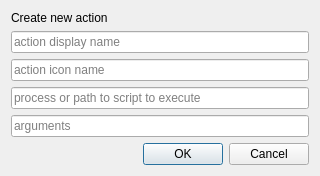
Qt form addaction.ui (g-fb/quickaccess) before a commit.
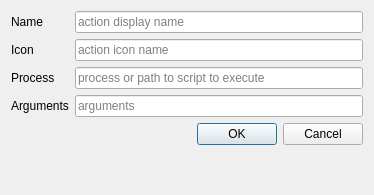
The same form after that commit.

Diff of the .ui file:
```diff
--- a/addaction.ui
+++ b/addaction.ui
@@ -6,50 +6,71 @@
    <rect>
     <x>0</x>
     <y>0</y>
-    <width>320</width>
-    <height>157</height>
+    <width>374</width>
+    <height>195</height>
    </rect>
   </property>
   <property name="windowTitle">
    <string>Dialog</string>
   </property>
-  <layout class="QVBoxLayout" name="verticalLayout_2">
-   <item>
+  <layout class="QFormLayout" name="formLayout">
+   <item row="0" column="0">
     <widget class="QLabel" name="label_2">
      <property name="text">
-      <string>Create new action</string>
+      <string>Name</string>
      </property>
     </widget>
    </item>
-   <item>
+   <item row="0" column="1">
     <widget class="QLineEdit" name="actionName">
      <property name="placeholderText">
       <string>action display name</string>
      </property>
     </widget>
    </item>
-   <item>
+   <item row="1" column="0">
+    <widget class="QLabel" name="label">
+     <property name="text">
+      <string>Icon</string>
+     </property>
+    </widget>
+   </item>
+   <item row="2" column="0">
+    <widget class="QLabel" name="label_3">
+     <property name="text">
+      <string>Process</string>
+     </property>
+    </widget>
+   </item>
+   <item row="3" column="0">
+    <widget class="QLabel" name="label_4">
+     <property name="text">
+      <string>Arguments</string>
+     </property>
+    </widget>
+   </item>
+   <item row="1" column="1">
     <widget class="QLineEdit" name="actionIcon">
      <property name="placeholderText">
       <string>action icon name</string>
      </property>
     </widget>
    </item>
-   <item>
+   <item row="2" column="1">
     <widget class="QLineEdit" name="actionProcess">
      <property name="placeholderText">
       <string>process or path to script to execute</string>
      </property>
     </widget>
    </item>
-   <item>
+   <item row="3" column="1">
     <widget class="QLineEdit" name="actionArgs">
      <property name="placeholderText">
       <string>arguments</string>
      </property>
     </widget>
    </item>
-   <item>
+   <item row="10" column="1">
     <widget class="QDialogButtonBox" name="buttonBox">
      <property name="orientation">
       <enum>Qt::Horizontal</enum>
```
